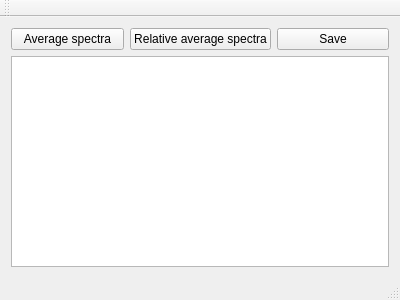
Above: mainwindow.ui from szazdenes/SpectrumAnalysis before the change. Below: the same form after it.
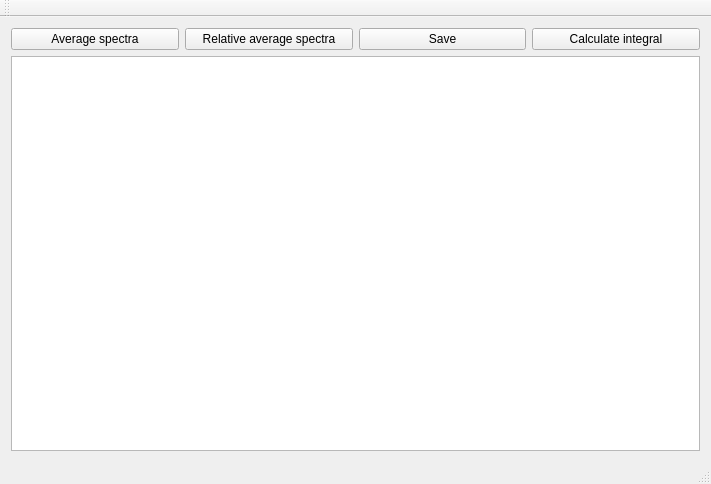
That is the form after the change.

Commit message: spectrum integral mode added

The edit to the form file:
```diff
--- a/mainwindow.ui
+++ b/mainwindow.ui
@@ -6,8 +6,8 @@
    <rect>
     <x>0</x>
     <y>0</y>
-    <width>400</width>
-    <height>300</height>
+    <width>711</width>
+    <height>484</height>
    </rect>
   </property>
   <property name="windowTitle">
@@ -29,9 +29,6 @@
       </property>
      </widget>
     </item>
-    <item row="1" column="0" colspan="3">
-     <widget class="QListWidget" name="listWidget"/>
-    </item>
     <item row="0" column="1">
      <widget class="QPushButton" name="pushButton_3">
       <property name="text">
@@ -39,6 +36,16 @@
       </property>
      </widget>
     </item>
+    <item row="0" column="3">
+     <widget class="QPushButton" name="pushButton_4">
+      <property name="text">
+       <string>Calculate integral</string>
+      </property>
+     </widget>
+    </item>
+    <item row="1" column="0" colspan="4">
+     <widget class="QListWidget" name="listWidget"/>
+    </item>
    </layout>
   </widget>
   <widget class="QMenuBar" name="menuBar">
```
Left out of the diff: 2 changed lines with no effect on the pictures. The commit also changes 2 other files.
